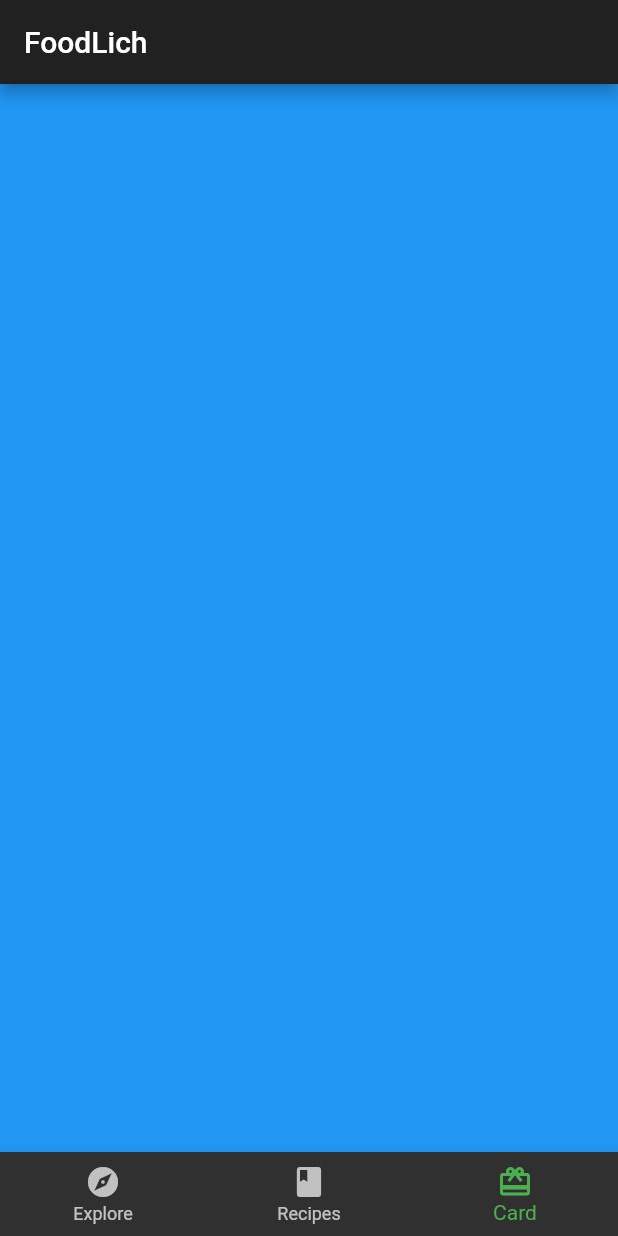
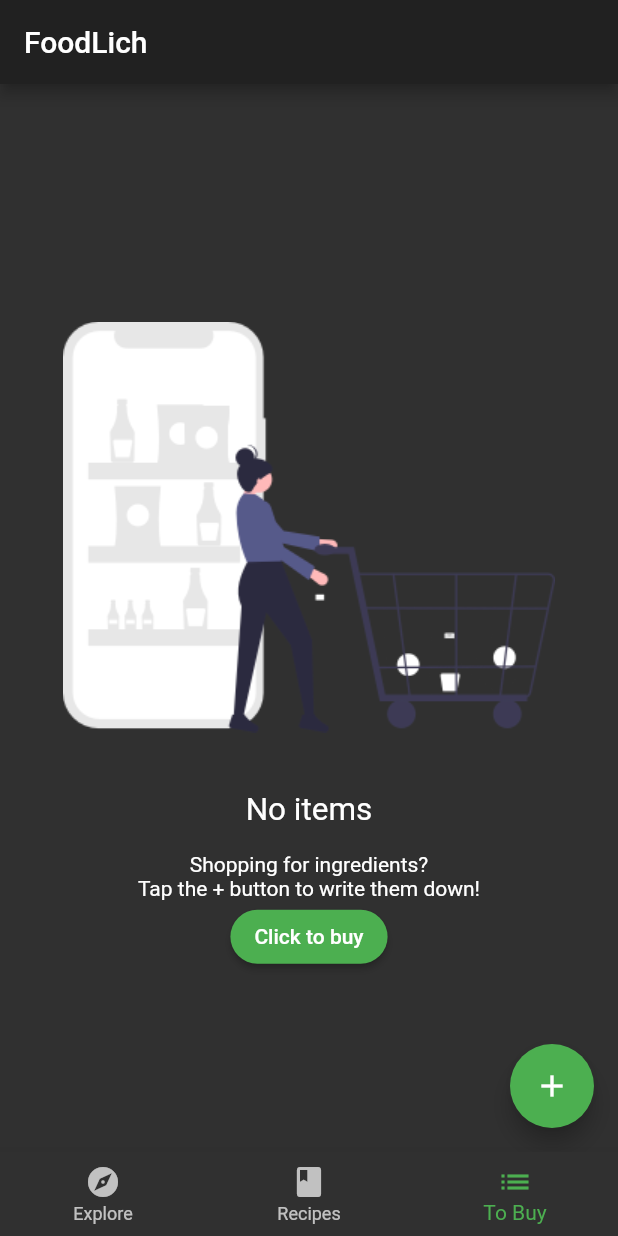
Before and after one commit to longtruongg/bored, a Flutter app: the screen it shows after launch, item 3 of the bottom bar chosen, on a phone screen of 412 x 824 dp. Run offline on Flutter 3.47's test engine with Material 2 defaults, Android fonts, the phone set to English and light mode, and no system bars; our stand-ins replace google_fonts.

```diff
--- a/lib/compoments/card2.dart
+++ b/lib/compoments/card2.dart
@@ -2,7 +2,7 @@ import 'package:flutter/material.dart';
 
 import '../food_theme.dart';
 import '../model/explore_recipe.dart';
-import '../models/models.dart';
+
 import 'author_card.dart';
 
 class Card2 extends StatelessWidget {
--- a/lib/compoments/card3.dart
+++ b/lib/compoments/card3.dart
@@ -3,7 +3,7 @@ import 'package:bored/main.dart';
 import 'package:flutter/material.dart';
 
 import '../model/explore_recipe.dart';
-import '../models/models.dart';
+
 
 class Card3 extends StatelessWidget {
   final ExploreRecipe recipe;
--- a/lib/home.dart
+++ b/lib/home.dart
@@ -1,7 +1,9 @@
-import 'package:bored/model/explore_recipe.dart';
+import 'package:bored/model/model.dart';
 import 'package:bored/screens/explore_screen.dart';
+import 'package:bored/screens/groking_screen.dart';
 import 'package:bored/screens/repices_screen.dart';
 import 'package:flutter/material.dart';
+import 'package:provider/provider.dart';
 
 class Home extends StatefulWidget {
   const Home({Key? key}) : super(key: key);
@@ -15,9 +17,7 @@ class _HomeState extends State<Home> {
   static List<Widget> widgetList = <Widget>[
     ExploreScreen(),
     Repicies(),
-    Container(
-      color: Colors.blue,
-    ),
+    GrokingScreen(),
   ];
 
   _onItemTapped(int index) {
@@ -28,6 +28,8 @@ class _HomeState extends State<Home> {
 
   @override
   Widget build(BuildContext context) {
+    return Consumer<TabManager>(
+      builder: (context, tabManager, child) {
         return Scaffold(
           appBar: AppBar(
             title: Text(
@@ -35,11 +37,14 @@ class _HomeState extends State<Home> {
               style: Theme.of(context).textTheme.titleLarge,
             ),
           ),
-      body: widgetList[_index],
+          body: widgetList[tabManager.selectTab],
           bottomNavigationBar: BottomNavigationBar(
-        currentIndex: _index,
-        onTap: _onItemTapped,
-        selectedItemColor: Theme.of(context).textSelectionTheme.selectionColor,
+            currentIndex: tabManager.selectTab,
+            onTap: (index) {
+              tabManager.goBackTab(index);
+            },
+            selectedItemColor:
+                Theme.of(context).textSelectionTheme.selectionColor,
             items: const <BottomNavigationBarItem>[
               BottomNavigationBarItem(
                   icon: Icon(
@@ -53,11 +58,13 @@ class _HomeState extends State<Home> {
                   label: "Recipes"),
               BottomNavigationBarItem(
                   icon: Icon(
-                Icons.card_giftcard,
+                    Icons.list,
                   ),
-              label: "Card"),
+                  label: "To Buy"),
             ],
           ),
         );
+      },
+    );
   }
 }
--- a/lib/main.dart
+++ b/lib/main.dart
@@ -1,5 +1,7 @@
 import 'package:bored/food_theme.dart';
+import 'package:bored/model/model.dart';
 import 'package:flutter/material.dart';
+import 'package:provider/provider.dart';
 
 import 'home.dart';
 
@@ -17,7 +19,13 @@ class Food extends StatelessWidget {
       debugShowCheckedModeBanner: false,
       theme: theme,
       title: "Fooder",
-      home: const Home(),
+      home:  MultiProvider(
+        providers: [
+          ChangeNotifierProvider(create: (context)=>TabManager()),
+          ChangeNotifierProvider(create: (context)=>GrokingManager()),
+        ],
+        child: const Home(),
+      ),
     );
   }
 }
--- /dev/null
+++ b/lib/model/groking_item.dart
@@ -0,0 +1,41 @@
+import 'dart:ui';
+
+enum Importance { low, medium, height }
+
+class GrokingItem {
+  final String id;
+  final String name;
+  final Importance importance;
+  final int quantity;
+  final Color color;
+  final DateTime timestamp;
+  final bool isComplete;
+
+  GrokingItem(
+      {required this.id,
+      required this.name,
+      required this.importance,
+      required this.color,
+      required this.quantity,
+      required this.timestamp,
+      this.isComplete = false});
+
+  GrokingItem copyWith(
+      {String? id,
+      String? name,
+      Importance? importance,
+      Color? color,
+      int? quantity,
+      DateTime? timestamp,
+      bool? isComplete}) {
+    return GrokingItem(
+      id: id ?? this.id,
+      name: name ?? this.name,
+      importance: importance ?? this.importance,
+      color: color ?? this.color,
+      quantity: quantity ?? this.quantity,
+      timestamp: timestamp ?? this.timestamp,
+      isComplete: isComplete ?? this.isComplete,
+    );
+  }
+}
--- a/lib/model/model.dart
+++ b/lib/model/model.dart
@@ -2,3 +2,6 @@ export 'explore_recipe.dart';
 export 'post.dart';
 export 'simple_recipe.dart';
 export 'explore_data.dart';
+export 'groking_item.dart';
+export 'tab_manager.dart';
+export 'groking_manager.dart';
--- /dev/null
+++ b/lib/model/tab_manager.dart
@@ -0,0 +1,16 @@
+import 'package:flutter/material.dart';
+
+class TabManager extends ChangeNotifier {
+  int selectTab = 0;
+
+  void goBackTab(index) {
+    selectTab = index;
+    notifyListeners();
+  }
+
+  goToRecipes() {
+    selectTab = 1;
+    notifyListeners();
+  }
+
+}
--- /dev/null
+++ b/lib/screens/empty_screen.dart
@@ -0,0 +1,49 @@
+import 'package:bored/model/model.dart';
+import 'package:flutter/material.dart';
+import 'package:provider/provider.dart';
+
+class EmptyScreen extends StatelessWidget {
+  const EmptyScreen({Key? key}) : super(key: key);
+
+  @override
+  Widget build(BuildContext context) {
+    return Padding(
+      padding: const EdgeInsets.all(30.0),
+      child: Center(
+        child: Column(
+          mainAxisAlignment: MainAxisAlignment.center,
+          children: [
+            Flexible(
+              child: AspectRatio(
+                aspectRatio: 1 / 1,
+                child: Image.asset("assets/empty_list.png"),
+              ),
+            ),
+            const Text(
+              "No items",
+              style: TextStyle(fontSize: 21.0),
+            ),
+            const SizedBox(
+              height: 16.0,
+            ),
+            const Text(
+              'Shopping for ingredients?\n'
+              'Tap the + button to write them down!',
+              textAlign: TextAlign.center,
+            ),
+            MaterialButton(
+              textColor: Colors.white,
+              color: Colors.green,
+              shape: RoundedRectangleBorder(
+                  borderRadius: BorderRadius.circular(30.0)),
+              onPressed: () {
+                print("object");
+              },
+              child: const Text("Click to buy"),
+            )
+          ],
+        ),
+      ),
+    );
+  }
+}
--- /dev/null
+++ b/lib/screens/groking_screen.dart
@@ -0,0 +1,39 @@
+import 'package:bored/model/groking_manager.dart';
+import 'package:bored/screens/empty_screen.dart';
+import 'package:bored/screens/groking_item_screen.dart';
+import 'package:flutter/material.dart';
+import 'package:provider/provider.dart';
+
+class GrokingScreen extends StatelessWidget {
+  const GrokingScreen({Key? key}) : super(key: key);
+
+  @override
+  Widget build(BuildContext context) {
+    return Scaffold(
+      floatingActionButton: FloatingActionButton(
+        child: const Icon(Icons.add),
+        onPressed: () {
+          final manager = Provider.of<GrokingManager>(context, listen: false);
+        Navigator.push(context, MaterialPageRoute(builder: (context)=>GrokingItemScreen(
+          onCreate: (item){
+            manager.addItem(item);
+            Navigator.pop(context);
+          },
+          onUpdate: (item){}, originalItem: null,
+        )));
+        }
+      ),
+      body: buildGroking(),
+    );
+  }
+}
+
+Widget buildGroking() {
+  return Consumer<GrokingManager>(builder: (context, manager, child) {
+    if (manager.grokingItem.isNotEmpty) {
+      return Container();
+    } else {
+      return const EmptyScreen();
+    }
+  });
+}
--- a/pubspec.yaml
+++ b/pubspec.yaml
@@ -36,7 +36,10 @@ dependencies:
   # Use with the CupertinoIcons class for iOS style icons.
   cupertino_icons: ^1.0.2
   google_fonts: any
-
+  provider: any
+  flutter_colorpicker: any
+  uuid: any
+  intl: any
 dev_dependencies:
   flutter_test:
     sdk: flutter
```
Also changed, not shown: lib/model/groking_manager.dart (added, +30 -0 lines), lib/screens/groking_item_screen.dart (added, +27 -0 lines), assets/empty_list.png (added), pubspec.lock. Lines whose indentation alone changed are shown as unchanged.
